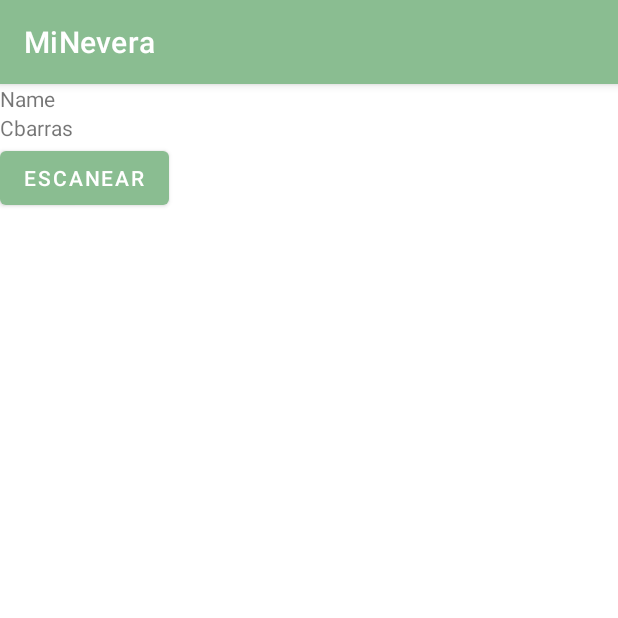
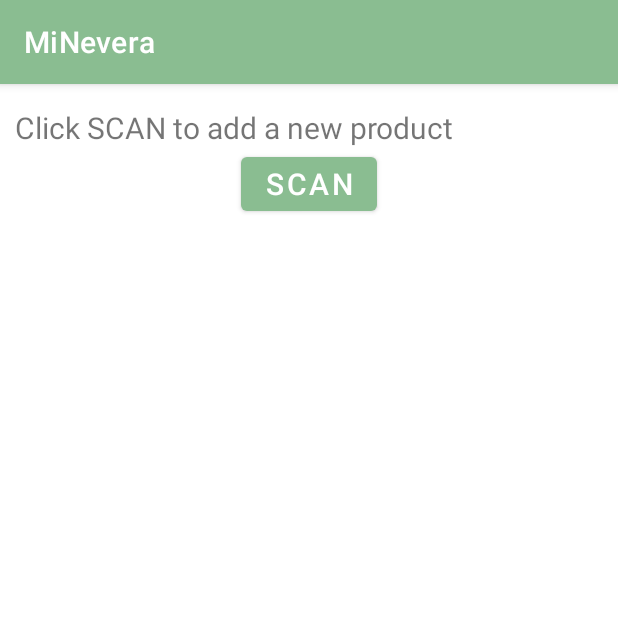
Before and after one commit to deliasnchzgmz/MiNevera, an Android app: the Camara screen opened directly, with no data from a screen before it, on a phone screen of 412 x 824 dp, the top half of it. Run offline under Robolectric (Android 15) with nearby library versions, the phone set to English and light mode, and no system bars.

Commit message:
Arreglos de hoy

```diff
--- a/MiNevera/app/src/main/java/com/example/minevera/DatePickerFragment.java
+++ b/MiNevera/app/src/main/java/com/example/minevera/DatePickerFragment.java
@@ -17,7 +17,7 @@ public class DatePickerFragment extends DialogFragment {
         Calendar c = Calendar.getInstance();
         Date date = c.getTime();
         int year = c.get(Calendar.YEAR);
-        int month = c.get(Calendar.MONTH)+1;
+        int month = c.get(Calendar.MONTH);
         int day = c.get(Calendar.DAY_OF_MONTH);
 
         return new DatePickerDialog(getActivity(), (DatePickerDialog.OnDateSetListener) getActivity(), year, month, day);
--- a/MiNevera/app/src/main/res/layout/activity_camara.xml
+++ b/MiNevera/app/src/main/res/layout/activity_camara.xml
@@ -2,13 +2,19 @@
 <LinearLayout xmlns:android="http://schemas.android.com/apk/res/android"
     android:layout_width="match_parent"
     android:layout_height="match_parent"
-    android:orientation="vertical">
+    android:orientation="vertical"
+    android:id="@+id/camara_act">
 
     <TextView
         android:id="@+id/product_name"
-        android:layout_width="wrap_content"
+        android:layout_centerHorizontal="true"
+        android:text="@string/name_scan"
+        android:layout_width="match_parent"
         android:layout_height="wrap_content"
-        android:text="Name"
+        android:layout_marginLeft="10dp"
+        android:layout_marginTop="15dp"
+        android:layout_marginRight="10dp"
+        android:textSize="20sp"
 
         />
     <TextView
@@ -16,6 +22,7 @@
         android:layout_width="wrap_content"
         android:layout_height="wrap_content"
         android:text="Cbarras"
+        android:visibility="gone"
 
         />
 
@@ -23,31 +30,39 @@
         android:id="@+id/boton_escaner"
         android:layout_width="wrap_content"
         android:layout_height="wrap_content"
+        android:layout_gravity="center"
         android:onClick="Escanear"
-        android:text="Escanear" />
-    android:text="Scan" />
+        android:text="@string/boton_scan"
+        android:textSize="20sp"/>
 
     <TextView
         android:id="@+id/info_introducefecha"
-        android:layout_width="wrap_content"
-        android:layout_height="wrap_content"
         android:text="@string/fecha_cad_desc"
         android:visibility="invisible"
+        android:layout_centerHorizontal="true"
+        android:layout_width="match_parent"
+        android:layout_height="wrap_content"
+        android:layout_marginLeft="10dp"
+        android:layout_marginTop="15dp"
+        android:layout_marginRight="10dp"
+        android:textSize="20sp"
 
         />
 
     <Button
         android:id="@+id/introducir_fecha"
+        android:layout_width="wrap_content"
+        android:layout_height="wrap_content"
+        android:layout_gravity="center"
         android:hint="@string/fecha_cad"
-        android:layout_width="match_parent"
-        android:layout_height="wrap_content"
         android:visibility="invisible"
-        />
+        android:textSize="20sp"/>
+
     <TextView
         android:id="@+id/mostrar_fecha"
         android:layout_width="wrap_content"
         android:layout_height="wrap_content"
-
+        android:visibility="gone"
         />
 
 
--- a/MiNevera/app/src/main/res/layout/activity_main.xml
+++ b/MiNevera/app/src/main/res/layout/activity_main.xml
@@ -26,7 +26,7 @@
             android:layout_marginTop="15dp"
             android:layout_marginRight="10dp"
             android:text="@string/mensaje_mainact"
-            android:textAppearance="?android:attr/textAppearanceLarge" />
+            android:textSize="20sp" />
 
         <ListView
             android:id="@+id/id_list_view"
--- a/MiNevera/app/src/main/res/values/strings.xml
+++ b/MiNevera/app/src/main/res/values/strings.xml
@@ -42,7 +42,11 @@
     <string name="edit_message">Enter an ingredient</string>
 
     #camara menu
-    <string name="fecha_cad_desc">Seleccione la fecha de caducidad del producto </string>
+    <string name="fecha_cad_desc">Select the expiration date of the product </string>
     <string name="fecha_cad">00-00-0000</string>
+    <string name="boton_scan">SCAN</string>
+    <string name="name_scan"> Click "SCAN" to add a new product</string>
+    <string name="wrong_date"> The expiration date should be after the current date.  Please introduce the product again </string>
+    <string name="null_name_camara"> The product has not been found in the database. Please introduce the product again </string>
 
 </resources>
```
Also changed, not shown: MiNevera/app/src/main/java/com/example/minevera/Camara.java (+20 -17 lines), MiNevera/app/src/main/java/com/example/minevera/MainActivity.java (+6 -1 lines).
